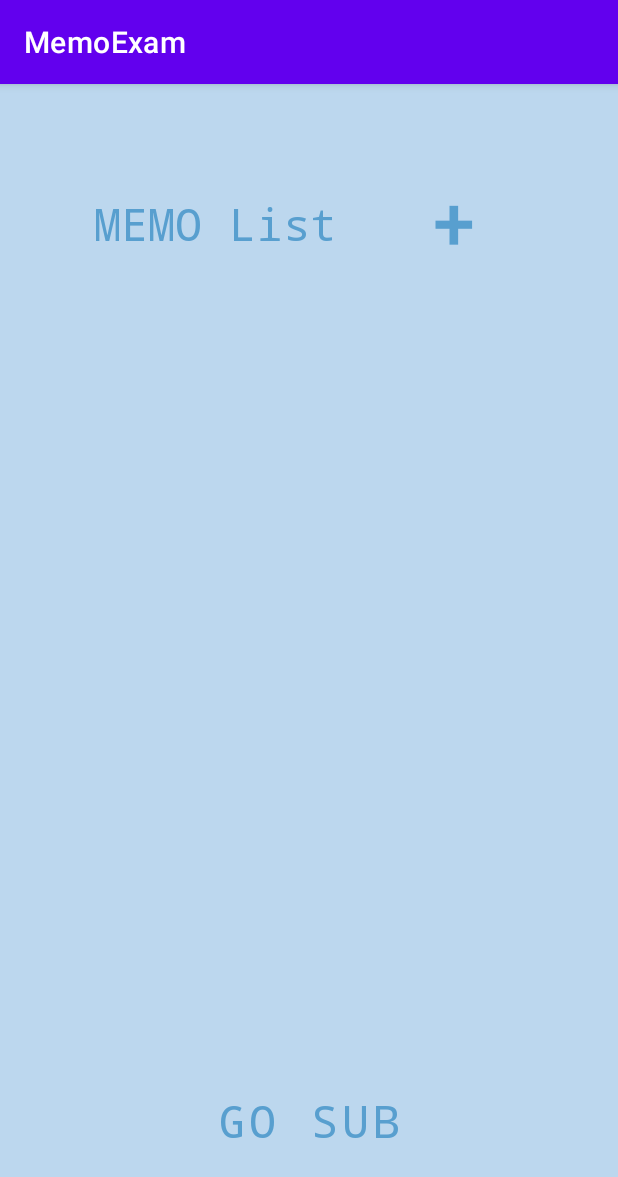
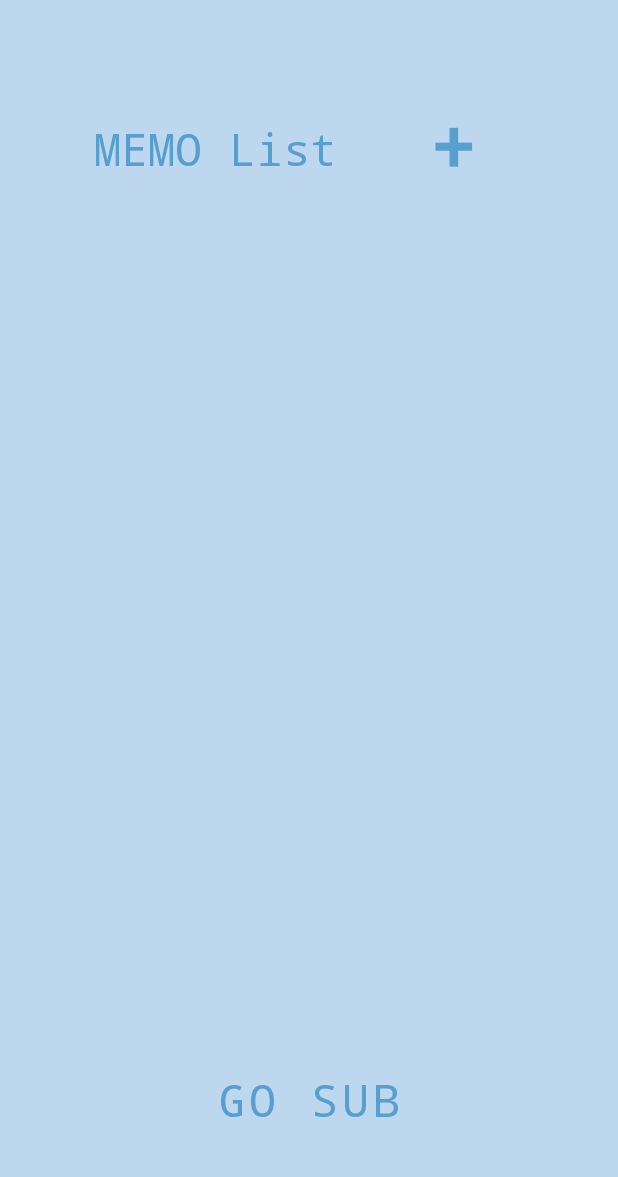
Before and after one commit to haseomg/Memo, an Android app: the screen it shows after launch (MainActivity), on a phone screen of 412 x 824 dp. Shown: the top 1177 px of the screen. Run offline under Robolectric (Android 15) with nearby library versions, the phone set to English and light mode, and no system bars.

```diff
--- a/app/src/main/java/com/example/memoexam/MainActivity.java
+++ b/app/src/main/java/com/example/memoexam/MainActivity.java
@@ -11,6 +11,7 @@ import android.content.Intent;
 import android.os.Bundle;
 import android.util.Log;
 import android.view.View;
+import android.view.WindowManager;
 import android.widget.Button;
 import android.widget.EditText;
 import android.widget.TextView;
@@ -41,8 +42,8 @@ public class MainActivity extends AppCompatActivity {
         super.onCreate(savedInstanceState);
         setContentView(R.layout.activity_main);
         Log.i(TAG, "onCreate()");
+        mainLogo = findViewById(R.id.mainText);
 
-        mainLogo = findViewById(R.id.mainText);
 
 
 
--- a/app/src/main/res/values/themes.xml
+++ b/app/src/main/res/values/themes.xml
@@ -11,6 +11,10 @@
         <item name="colorOnSecondary">@color/black</item>
         <!-- Status bar color. -->
         <item name="android:statusBarColor" tools:targetApi="l">?attr/colorPrimaryVariant</item>
+
+        <item name="android:windowFullscreen">true</item>
+        <item name="windowNoTitle">true</item>
+
         <!-- Customize your theme here. -->
     </style>
 </resources>
```
